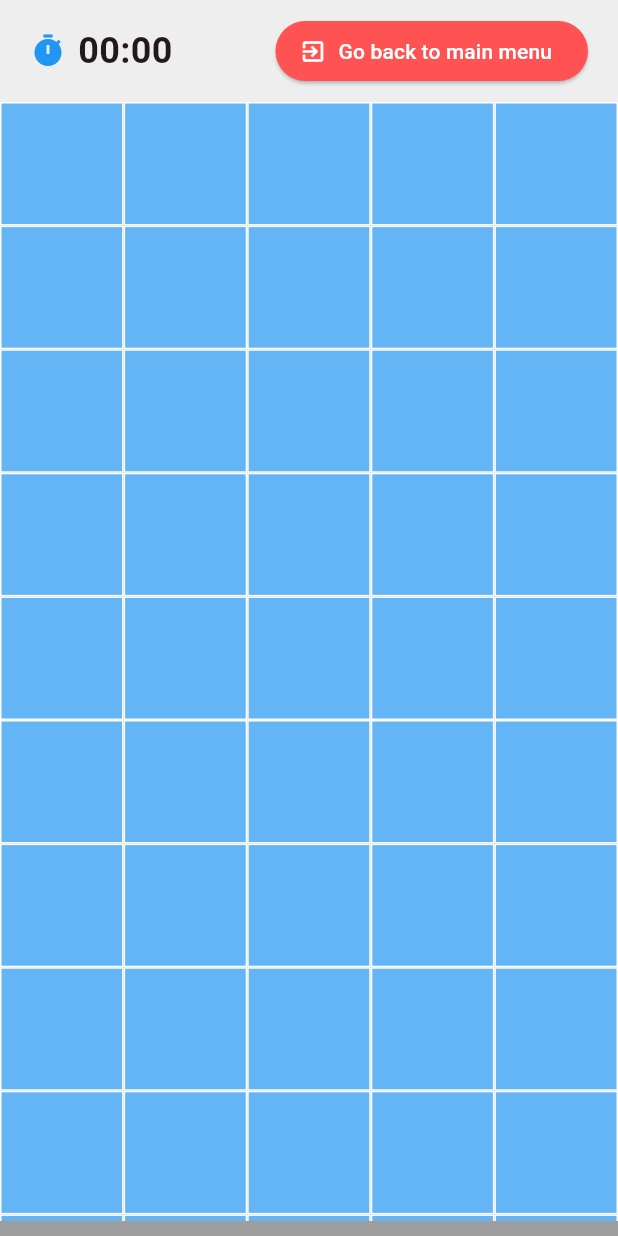
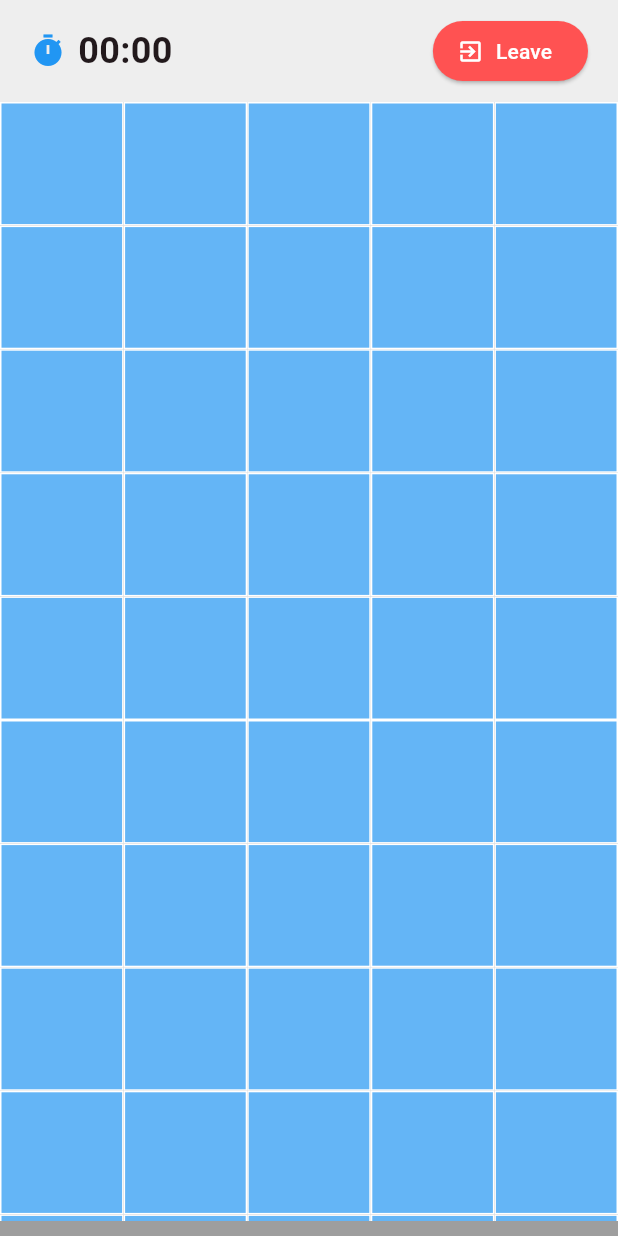
Before and after one commit to juliano-mesquita/408T-2025-S2-MINESWEEPER, a Flutter app: the GamePage screen opened directly, on a phone screen of 412 x 824 dp. Run offline on Flutter 3.47's test engine with Material 3 defaults, Android fonts, the phone set to English and light mode, and no system bars; our stand-ins replace get_it, watch_it.

Commit message:
refactor: Substituição de "sair" por btnLeave

```diff
--- a/lib/l10n/app_en.arb
+++ b/lib/l10n/app_en.arb
@@ -13,6 +13,8 @@
   "titleGameOver": "Game Over",
   "btnGoMainMenu": "Go back to main menu",
 
-  "titleVictory": "Victory!"
+  "titleVictory": "Victory!",
+
+  "btnLeave": "Leave"
 
 }
--- a/lib/l10n/app_localizations.dart
+++ b/lib/l10n/app_localizations.dart
@@ -145,6 +145,12 @@ abstract class AppLocalizations {
   /// In en, this message translates to:
   /// **'Victory!'**
   String get titleVictory;
+
+  /// No description provided for @btnLeave.
+  ///
+  /// In en, this message translates to:
+  /// **'Leave'**
+  String get btnLeave;
 }
 
 class _AppLocalizationsDelegate
--- a/lib/l10n/app_localizations_en.dart
+++ b/lib/l10n/app_localizations_en.dart
@@ -31,4 +31,7 @@ class AppLocalizationsEn extends AppLocalizations {
 
   @override
   String get titleVictory => 'Victory!';
+
+  @override
+  String get btnLeave => 'Leave';
 }
--- a/lib/l10n/app_localizations_pt.dart
+++ b/lib/l10n/app_localizations_pt.dart
@@ -31,4 +31,7 @@ class AppLocalizationsPt extends AppLocalizations {
 
   @override
   String get titleVictory => 'Victory';
+
+  @override
+  String get btnLeave => 'Sair';
 }
--- a/lib/l10n/app_pt.arb
+++ b/lib/l10n/app_pt.arb
@@ -9,5 +9,7 @@
     "titleGameOver": "Game Over",
     "btnGoMainMenu": "Voltar ao menu principal",
 
-    "titleVictory": "Victory"
+    "titleVictory": "Victory",
+
+    "btnLeave": "Sair"
 }
--- a/lib/pages/game_page.dart
+++ b/lib/pages/game_page.dart
@@ -49,7 +49,7 @@ class GamePageState extends State<GamePage> {
                         Navigator.of(context).pop();
                       },
                       icon: const Icon(Icons.exit_to_app),
-                      label: Text(AppLocalizations.of(context)!.btnGoMainMenu),
+                      label: Text(AppLocalizations.of(context)!.btnLeave),
                       style: ElevatedButton.styleFrom(
                         backgroundColor: Colors.redAccent,
                         foregroundColor: Colors.white,
```
